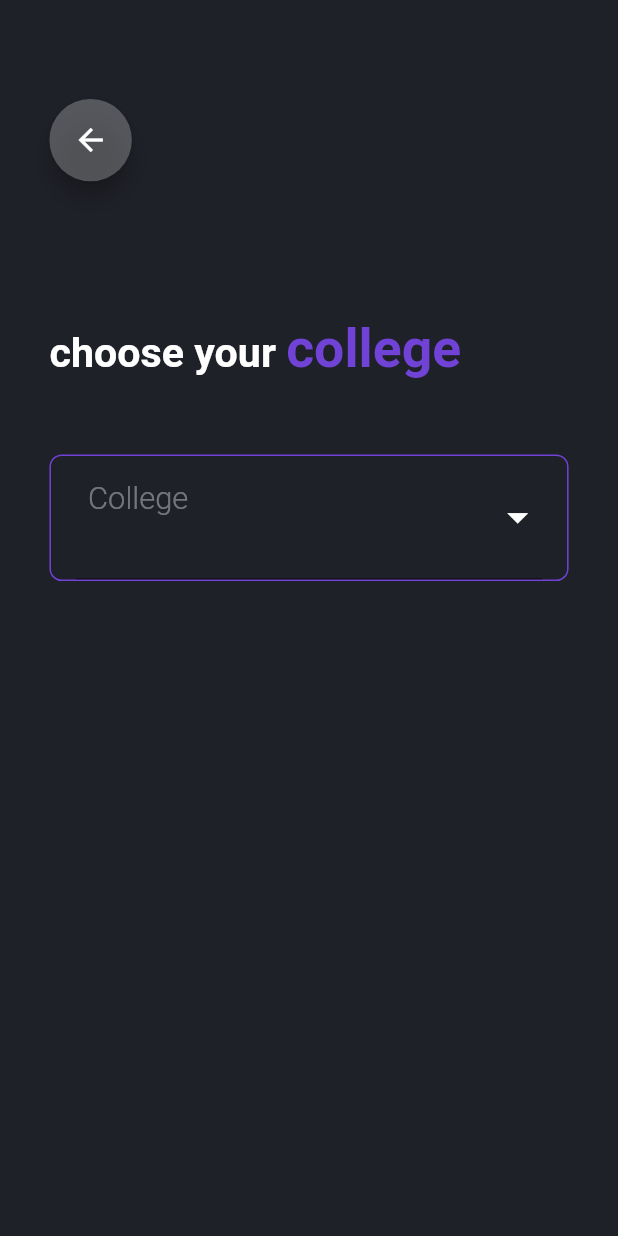
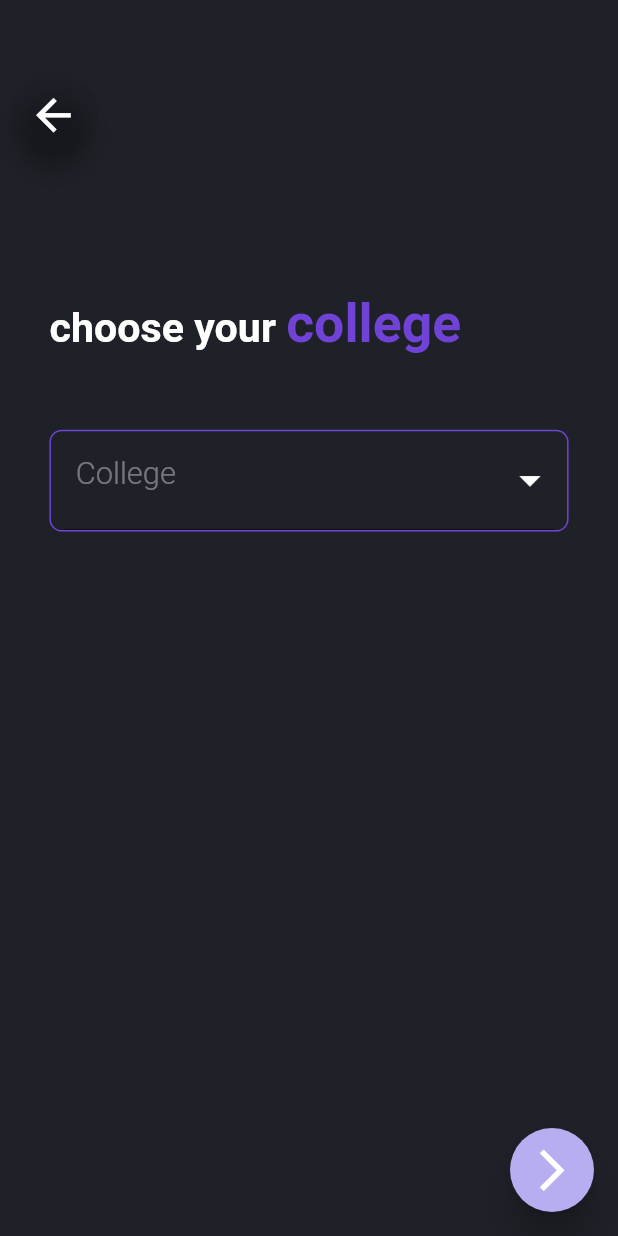
Before and after one commit to hemantlakhotia204/stocio-app, a Flutter app: the Register screen opened by its route, on a phone screen of 412 x 824 dp. Run offline on Flutter 3.47's test engine with Material 2 defaults, Android fonts, the light colour scheme and no system bars; our stand-ins replace sizer.

Commit message:
College Sorting, FAB added in register_screen.dart

```diff
--- a/lib/common/widgets/dropdown_search.dart
+++ b/lib/common/widgets/dropdown_search.dart
@@ -18,10 +18,12 @@ class DropDownSearch extends StatefulWidget {
 class _DropDownSearchState extends State<DropDownSearch> {
   bool _listVisibility = false;
   final FocusNode _focusNode = FocusNode();
+  List<String> items = [];
 
   @override
   Widget build(BuildContext context) {
     String? hintText = widget.hintText;
+    items = items.isEmpty ? widget.items : items;
 
     return WillPopScope(
       onWillPop: () async {
@@ -34,7 +36,8 @@ class _DropDownSearchState extends State<DropDownSearch> {
         }
         return true;
       },
-      child: Container(
+      child: AnimatedContainer(
+        duration: const Duration(milliseconds: 1500),
         decoration: BoxDecoration(
             borderRadius: BorderRadius.circular(2.w),
             border: Border.all(color: Utils.getColor('PT'))),
@@ -47,8 +50,8 @@ class _DropDownSearchState extends State<DropDownSearch> {
                 });
               },
               child: Container(
-                height: 10.h,
-                padding: EdgeInsets.symmetric(horizontal: 4.w),
+                height: widget.controller.text.isEmpty ? 8.h : 10.h,
+                padding: EdgeInsets.symmetric(horizontal: 2.w),
                 child: Stack(
                   children: [
                     TextFormField(
@@ -57,6 +60,11 @@ class _DropDownSearchState extends State<DropDownSearch> {
                           setState(() {
                             _listVisibility = !_listVisibility;
                           });
+                        }
+                      },
+                      onChanged: (String? value) {
+                        if (value != null) {
+                          _sortCollege(value);
                         }
                       },
                       maxLines: 3,
@@ -74,8 +82,11 @@ class _DropDownSearchState extends State<DropDownSearch> {
                                 fontWeight: FontWeight.w300,
                                 fontSize: 15.sp)
                             : null,
-                        contentPadding:
-                            EdgeInsets.only(left: 2.w, top: 2.h, right: 2.w),
+                        contentPadding: EdgeInsets.only(
+                            left: 2.w,
+                            top: 2.h,
+                            right: 2.w,
+                            bottom: widget.controller.text.isEmpty ? 0 : 2.h),
                       ),
                       focusNode: _focusNode,
                       controller: widget.controller,
@@ -98,7 +109,7 @@ class _DropDownSearchState extends State<DropDownSearch> {
                           });
                         },
                         child: Icon(
-                          Icons.arrow_drop_down_outlined,
+                          _listVisibility ? Icons.arrow_drop_up_outlined :Icons.arrow_drop_down_outlined,
                           size: 24.sp,
                           color: Colors.white,
                         ),
@@ -111,20 +122,29 @@ class _DropDownSearchState extends State<DropDownSearch> {
             // SizedBox(height: 1.h),
             Visibility(
               visible: _listVisibility,
+              child: SizedBox(
+                height: 40.h,
                 child: ListView.builder(
-                  physics: const AlwaysScrollableScrollPhysics(),
                     shrinkWrap: true,
-                  itemCount: widget.items.length < 5 ? widget.items.length : 5,
+                    itemCount: items.length < 5 ? items.length : 5,
                     itemBuilder: (context, index) {
                       return InkWell(
                         onTap: () {
-                        widget.controller.text = widget.items[index];
+                          widget.controller.text = items[index];
+                          if (_focusNode.hasFocus) {
+                            _focusNode.unfocus();
+                          }
+                          if (_listVisibility) {
+                            setState(() {
+                              _listVisibility = false;
+                            });
+                          }
                         },
                         child: Container(
                           margin: EdgeInsets.only(bottom: 1.h),
                           padding: Utils.contentPadding(vertical: 1.h),
                           child: Text(
-                          widget.items[index],
+                            items[index],
                             style: TextStyle(
                               color: Colors.white,
                               fontSize: 14.sp,
@@ -135,9 +155,23 @@ class _DropDownSearchState extends State<DropDownSearch> {
                       );
                     }),
               ),
+            ),
           ],
         ),
       ),
     );
   }
+
+  void _sortCollege(String value) {
+    List<String> _sortedItems = [];
+    items = widget.items;
+    for (var element in items) {
+      if(element.contains(value)) {
+        _sortedItems.add(element);
       }
+    }
+    setState(() {
+      items = _sortedItems;
+    });
+  }
+}
--- a/lib/login/screens/register_screen.dart
+++ b/lib/login/screens/register_screen.dart
@@ -15,32 +15,56 @@ class _RegisterState extends State<Register> {
   final GlobalKey<FormState> _key = GlobalKey<FormState>();
   final TextEditingController _collegeController = TextEditingController();
 
-  List<String> collegeNames = ["National Institute of Technology Kurukshetra", "National Institute of Technology Allahabad"];
+  List<String> collegeNames = [
+    "National Institute of Technology Kurukshetra",
+    "National Institute of Technology Allahabad",
+    "National Institute of Technology Allahabad",
+    "National Institute of Technology Allahabad",
+    "National Institute of Technology Allahabad",
+  ];
 
   @override
   Widget build(BuildContext context) {
     return Scaffold(
       backgroundColor: Utils.getColor('PB'),
       resizeToAvoidBottomInset: true,
+      floatingActionButton: FloatingActionButton(
+        onPressed: () {},
+        backgroundColor: Utils.getColor('SB'),
+        elevation: 10,
+        child: Icon(
+          Icons.arrow_forward_ios_sharp,
+          size: 24.sp,
+        ),
+      ),
       body: SingleChildScrollView(
-        child: Container(
+        child: Column(
+          crossAxisAlignment: CrossAxisAlignment.start,
+          children: [
+            Container(
+              margin: EdgeInsets.only(left: 2.w, top: 6.h),
+              height: 40.sp,
+              width: 40.sp,
+              child: FloatingActionButton(
+                onPressed: () => Navigator.pop(context),
+                child: Icon(
+                  Icons.arrow_back,
+                  size: 25.sp,
+                ),
+                backgroundColor: Colors.transparent,
+                // backgroundColor: Colors.white.withOpacity(0.25),
+              ),
+            ),
+            Container(
               padding: Utils.screenPadding(),
               child: Form(
                 key: _key,
                 child: Column(
                   crossAxisAlignment: CrossAxisAlignment.start,
                   children: [
-                SizedBox(height: 3.h,),
                     SizedBox(
-                  height: 40.sp,
-                  width: 40.sp,
-                  child: FloatingActionButton(
-                    onPressed: () => Navigator.pop(context),
-                    child: const Icon(Icons.arrow_back),
-                    backgroundColor: Colors.white.withOpacity(0.25),
+                      height: 5.h,
                     ),
-                ),
-                SizedBox(height: 10.h,),
                     const SText(
                       prefixText: 'choose your ',
                       suffixText: 'college',
@@ -48,10 +72,19 @@ class _RegisterState extends State<Register> {
                     SizedBox(
                       height: 4.h,
                     ),
-                DropDownSearch(controller: _collegeController,items: collegeNames, hintText: 'College',)
+                    DropDownSearch(
+                      controller: _collegeController,
+                      items: collegeNames,
+                      hintText: 'College',
+                    )
+                    // const SText(
+                    //     prefixText: 'did not find your college in list, don’t worry,\n',
+                    //     suffixText: 'let stocio invite them :)')
                   ],
                 ),
               ),
+            ),
+          ],
         ),
       ),
     );
```
Lines whose indentation alone changed are shown as unchanged.
